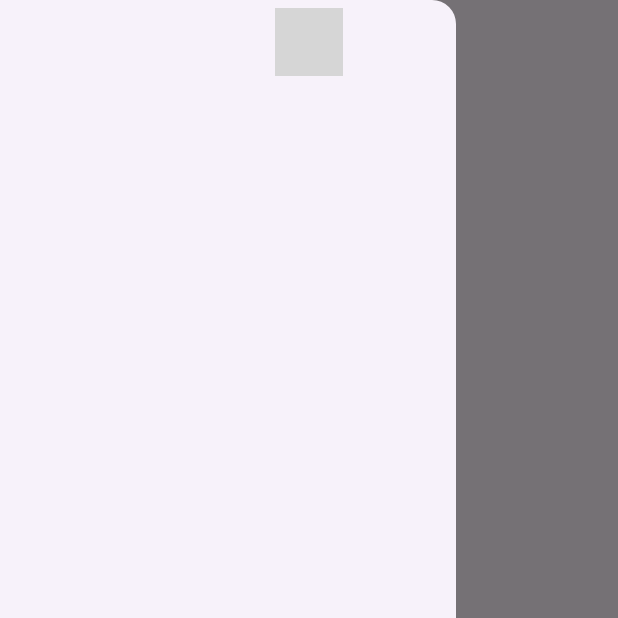
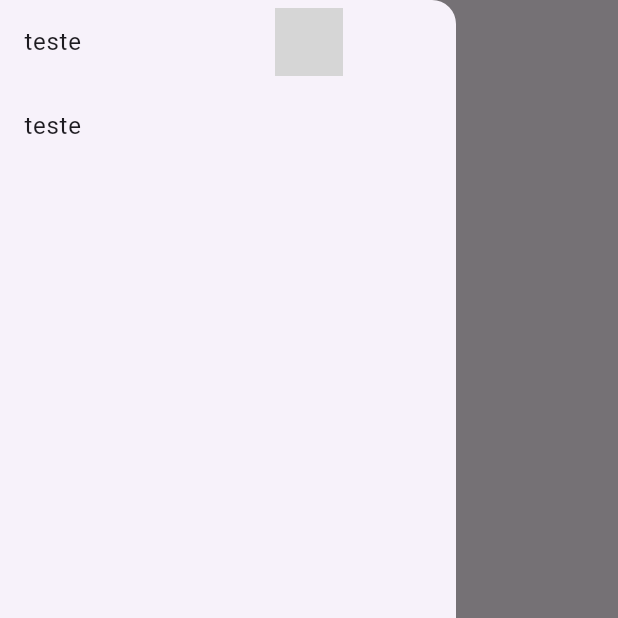
Before and after one commit to TioGustavoTerra/bikes_frontend, a Flutter app: the QuemSomos screen opened by its route, with the side drawer open, on a phone screen of 412 x 824 dp, the top half of it. Run offline on Flutter 3.47's test engine with Material 2 defaults, Android fonts, the phone set to English and light mode, and no system bars; our stand-ins replace brasil_fields, dio, flutter_svg; missing offline and left inert: dart:html, flutter_session_manager; grey boxes are pictures that could not be loaded.

Commit message:
Pag sobre + cabeçalho + Responsivo

```diff
--- a/lib/componentes/cabecalho.dart
+++ b/lib/componentes/cabecalho.dart
@@ -5,7 +5,7 @@ import 'CabecalhoResponsiveContent.dart';
 class Cabecalho extends StatelessWidget {
   const Cabecalho({Key? key}) : super(key: key);
 
-  get searchController => null;
+ final searchController = null;
 
   @override
   Widget build(BuildContext context) {
--- a/lib/views/bemvindo.dart
+++ b/lib/views/bemvindo.dart
@@ -48,13 +48,13 @@ class _HomePageState extends State<HomePage> {
               )
             ],
           ),) : null,
+
           body: Align(
             alignment: Alignment.bottomCenter,
          child: ConstrainedBox(
             constraints: const BoxConstraints(maxWidth: 1400),
-            child: Container(
-              height: 1000,
-              color: Colors.red,
+            child: ListView(
+
             ),
           ),
           )
--- a/lib/views/quem-somos.dart
+++ b/lib/views/quem-somos.dart
@@ -2,6 +2,7 @@ import 'package:bikes_frontend/componentes/cabecalhoapp.dart';
 import 'package:flutter/material.dart';
 import '../componentes/breakpoints.dart';
 import '../componentes/cabecalho.dart';
+import '../componentes/top_section.dart';
 
 class QuemSomos extends StatelessWidget {
   @override
@@ -15,9 +16,41 @@ class QuemSomos extends StatelessWidget {
                     preferredSize: const Size(double.infinity, 56),
                   )
                 : const PreferredSize(
-              child: Cabecalho(), preferredSize: Size(double.infinity, 72)),
-          drawer: constraints.maxWidth < mobileBreakPoint ? const Drawer() : null,
-        );
+                    child: Cabecalho(),
+                    preferredSize: Size(double.infinity, 72)),
+            drawer: constraints.maxWidth < mobileBreakPoint
+                ? const Drawer(
+                    child: Column(
+                      children: [
+                        // ListTile(
+                        //   title: Text("teste"),
+                        //   onTap: ()=>{
+                        //     Na
+                        //   },
+                        // ),
+                        ListTile(
+                          title: Text("teste"),
+                        ),
+                        ListTile(
+                          title: Text("teste"),
+                        )
+                      ],
+                    ),
+                  )
+                : null,
+            body: Align(
+              alignment: Alignment.bottomCenter,
+              child: ConstrainedBox(
+                constraints: const BoxConstraints(maxWidth: 1400),
+                child: ListView(
+                  children: [
+                    TopSection(
+
+                    ),
+                  ],
+                ),
+              ),
+            ));
       },
     );
   }
```
Also changed, not shown: lib/componentes/top_section.dart (added, +49 -0 lines). Lines whose indentation alone changed are shown as unchanged.
